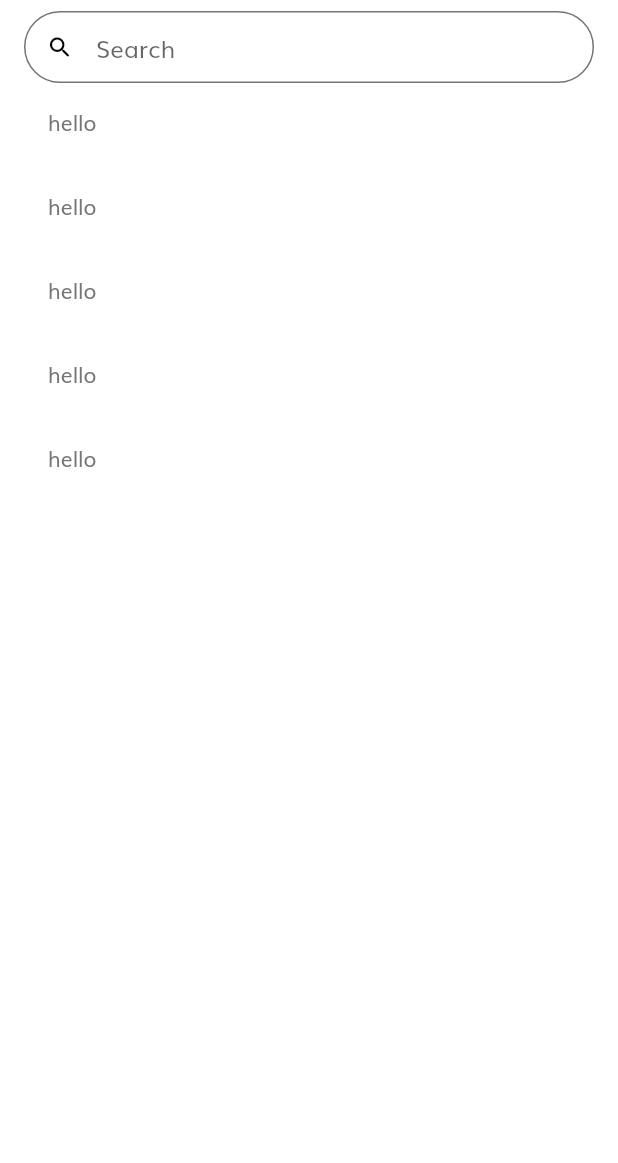
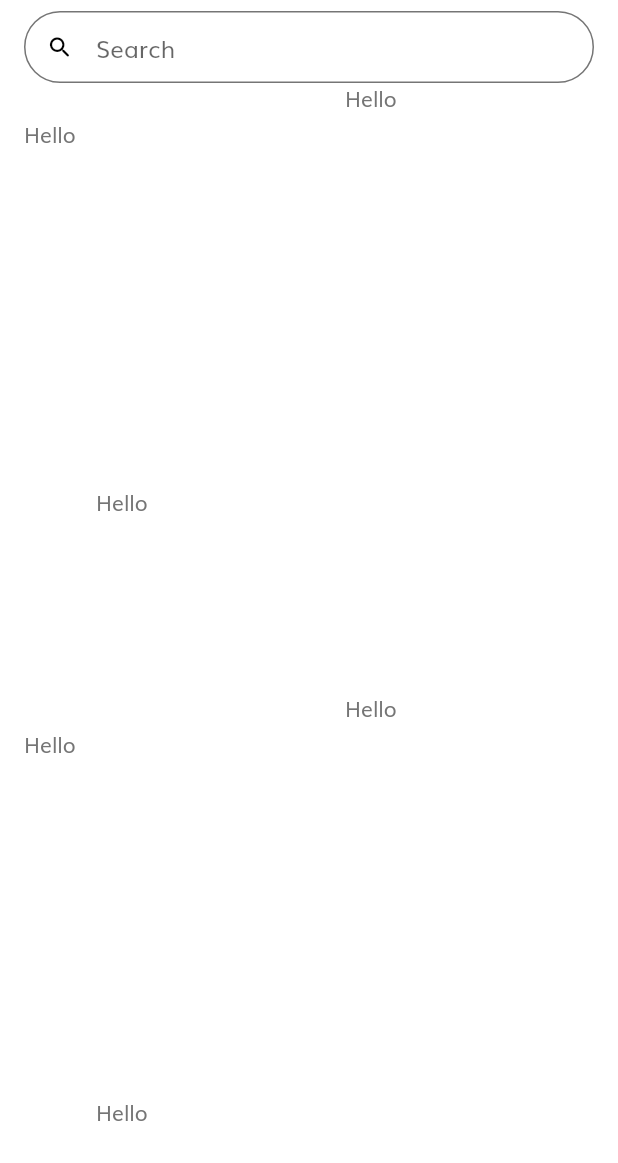
Before and after one commit to nahiyan762/gallery_app, a Flutter app: the screen it shows after launch, on a phone screen of 412 x 824 dp, the part 73-1236 px from its top. Run offline on Flutter 3.47's test engine with Material 2 defaults, Android fonts, the phone set to English and light mode, and no system bars; drawn by our look-alikes of auto_size_text.

Commit message:
feat(home): added GridView

```diff
--- a/lib/HomeScreen/HomeScreen.dart
+++ b/lib/HomeScreen/HomeScreen.dart
@@ -1,4 +1,5 @@
 import 'package:flutter/material.dart';
+import 'package:flutter_staggered_grid_view/flutter_staggered_grid_view.dart';
 import 'package:gallery_app/widget/text_widget.dart';
 
 class HomeScreen extends StatelessWidget {
@@ -16,7 +17,7 @@ class HomeScreen extends StatelessWidget {
         ),
         body: SafeArea(
           child: Padding(
-            padding: const EdgeInsets.only(left: 16, right: 16),
+            padding: EdgeInsets.only(left: 16, right: 16),
             child: Column(
               children: [
                 TextField(
@@ -30,14 +31,22 @@ class HomeScreen extends StatelessWidget {
                           borderRadius: BorderRadius.circular(0.6))),
                 ),
                 Expanded(
-                    child: ListView.builder(
-                      itemCount: 5,
-                      itemBuilder: (context, index) {
-                        return ListTile(
-                          leading: Text('hello')
-                        );
-                      },
-                    ))
+                  child: GridView.custom(
+                    gridDelegate: SliverStairedGridDelegate(
+                      crossAxisSpacing: 48,
+                      mainAxisSpacing: 24,
+                      startCrossAxisDirectionReversed: true,
+                      pattern: [
+                        StairedGridTile(0.5, 1),
+                        StairedGridTile(0.5, 3 / 4),
+                        StairedGridTile(1.0, 10 / 4),
+                      ],
+                    ),
+                    childrenDelegate: SliverChildBuilderDelegate(
+                          (context, index) => Text('Hello'),
+                    ),
+                  ),
+                )
               ],
             ),
           ),
--- a/pubspec.yaml
+++ b/pubspec.yaml
@@ -35,6 +35,7 @@ dependencies:
   # Use with the CupertinoIcons class for iOS style icons.
   cupertino_icons: ^1.0.2
   auto_size_text: ^3.0.0
+  flutter_staggered_grid_view: ^0.6.1
 
 dev_dependencies:
   flutter_test:
```
Also changed, not shown: pubspec.lock, 1 other file.
